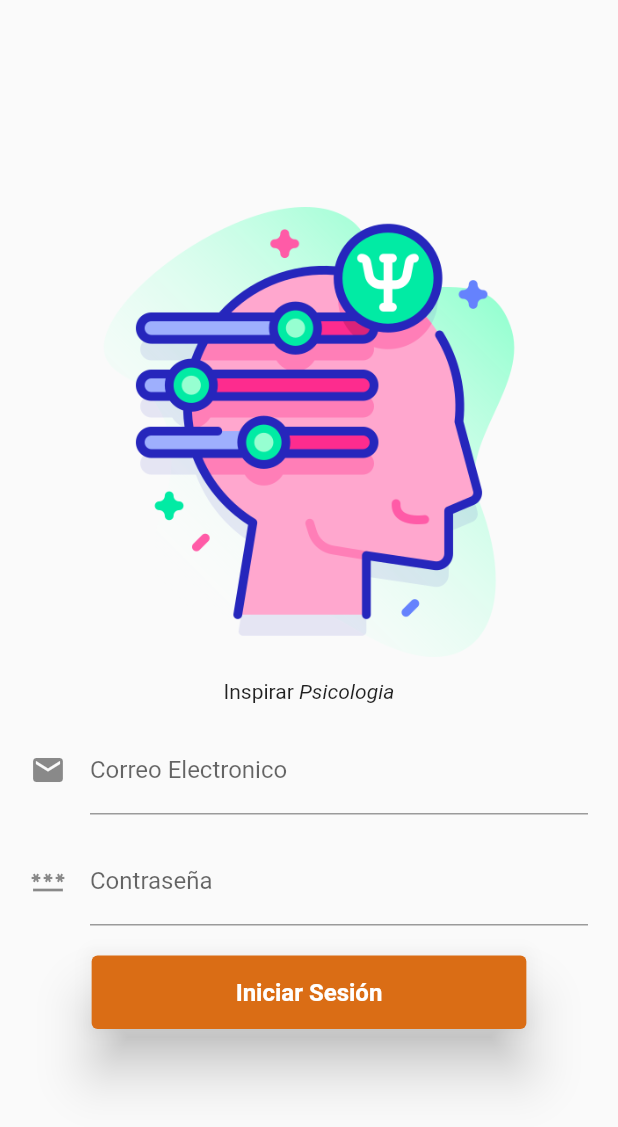
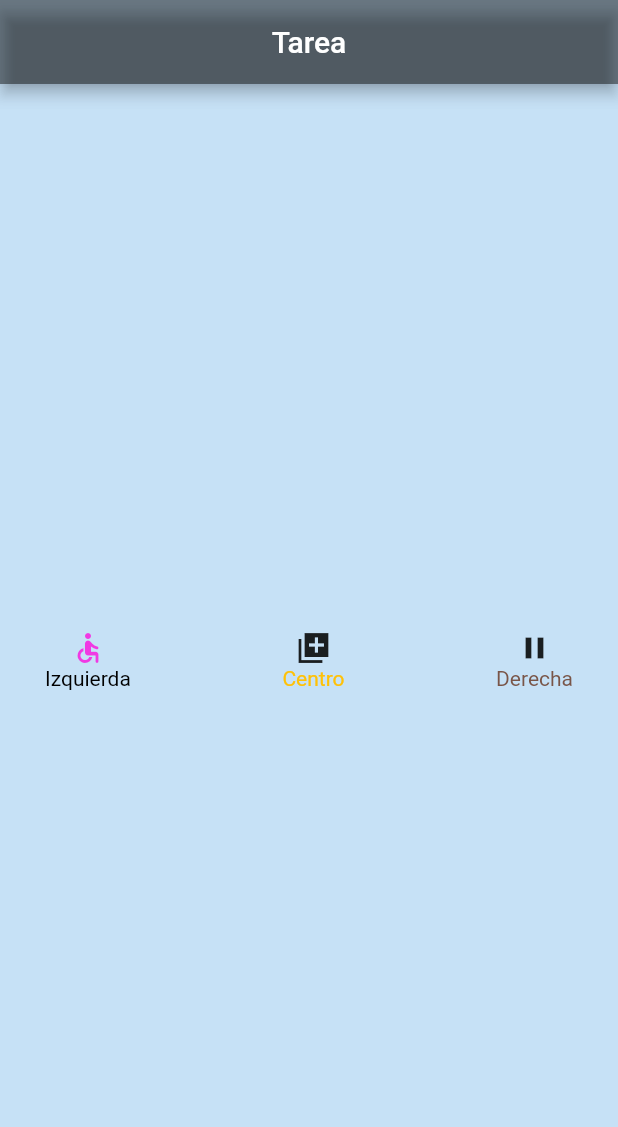
Before and after one commit to barloff2/inspirar_movil, a Flutter app: the screen it shows after launch, on a phone screen of 412 x 824 dp. Shown: the top 1127 px of the screen. Run offline on Flutter 3.47's test engine with Material 2 defaults, Android fonts, the light colour scheme and no system bars.

Commit message:
Tarea arbol

```diff
--- a/lib/main.dart
+++ b/lib/main.dart
@@ -1,5 +1,5 @@
 import 'package:flutter/material.dart';
-import 'package:inspirar_project/src/pages/login_page.dart';
+import 'src/arbol.dart';
 
 void main() {
   runApp(const MyApp());
@@ -12,62 +12,12 @@ class MyApp extends StatelessWidget {
   @override
   Widget build(BuildContext context) {
     return MaterialApp(
-      title: 'Flutter Demo',
       debugShowCheckedModeBanner: false,
+      title: 'Tarea',
       theme: ThemeData(
-        visualDensity: VisualDensity.adaptivePlatformDensity,
+        primarySwatch: Colors.blue,
       ),
-      initialRoute: LoginPage.id,
-      routes: {
-        LoginPage.id : (context) => LoginPage(),
-      }
+      home: const arbol(),
     );
   }
 }
-
-class MyHomePage extends StatefulWidget {
-  const MyHomePage({super.key, required this.title});
-
-  final String title;
-
-  @override
-  State<MyHomePage> createState() => _MyHomePageState();
-}
-
-class _MyHomePageState extends State<MyHomePage> {
-  int _counter = 0;
-
-  void _incrementCounter() {
-    setState(() {
-      _counter++;
-    });
-  }
-
-  @override
-  Widget build(BuildContext context) {
-    return Scaffold(
-      appBar: AppBar(
-        title: Text(widget.title),
-      ),
-      body: Center(
-        child: Column(
-          mainAxisAlignment: MainAxisAlignment.center,
-          children: <Widget>[
-            const Text(
-              'You have pushed the button this many times:',
-            ),
-            Text(
-              '$_counter',
-              style: Theme.of(context).textTheme.headlineMedium,
-            ),
-          ],
-        ),
-      ),
-      floatingActionButton: FloatingActionButton(
-        onPressed: _incrementCounter,
-        tooltip: 'Increment',
-        child: const Icon(Icons.add),
-      ),
-    );
-  }
-}
--- /dev/null
+++ b/lib/src/arbol.dart
@@ -0,0 +1,75 @@
+import 'package:flutter/material.dart';
+
+class arbol extends StatefulWidget {
+  const arbol({super.key});
+
+  @override
+  State<arbol> createState() => _arbolState();
+}
+
+class _arbolState extends State<arbol> {
+  @override
+  Widget build(BuildContext context) {
+    return Scaffold(
+      backgroundColor: Color.fromARGB(155, 162, 205, 240),
+      appBar: AppBar(
+        title: const Center(
+          child: Text("Tarea"),
+        ),
+        backgroundColor: Colors.black45,
+      ),
+      body: Container(
+        margin: EdgeInsets.all(30),
+        child: Row(
+          mainAxisAlignment: MainAxisAlignment.spaceBetween,
+          mainAxisSize: MainAxisSize.max,
+          children: [
+            Column(
+              mainAxisAlignment: MainAxisAlignment.center,
+              children: [
+                Icon(Icons.accessible_rounded,
+                    color: Color.fromARGB(190, 255, 0, 221)),
+                Container(
+                  child: const Text(
+                    "Izquierda",
+                    style: TextStyle(
+                        color: Color.fromARGB(255, 0, 0, 0),
+                        decorationStyle: TextDecorationStyle.dashed),
+                  ),
+                ),
+              ],
+            ),
+            Column(
+              mainAxisAlignment: MainAxisAlignment.center,
+              children: [
+                Icon(Icons.add_to_photos_sharp),
+                Container(
+                  child: const Text(
+                    "Centro",
+                    style: TextStyle(
+                        color: Colors.amber,
+                        decorationStyle: TextDecorationStyle.dotted),
+                  ),
+                ),
+              ],
+            ),
+            Column(
+              mainAxisAlignment: MainAxisAlignment.center,
+              children: [
+                Icon(Icons.pause_sharp),
+                Container(
+                  child: const Text(
+                    "Derecha",
+                    style: TextStyle(
+                        color: Colors.brown,
+                        decorationStyle: TextDecorationStyle.solid),
+                  ),
+                ),
+              ],
+            ),
+          ],
+        ),
+      ),
+    );
+  }
+}
--- a/lib/src/pages/login_page.dart
+++ /dev/null
@@ -1,121 +0,0 @@
-//import 'dart:html';
-
-import 'package:flutter/material.dart';
-
-class LoginPage extends StatefulWidget {
-  static String id = 'login_page';
-
-  @override
-  State<LoginPage> createState() => _LoginPageState();
-}
-
-class _LoginPageState extends State<LoginPage> {
-  @override
-  Widget build(BuildContext context) {
-    // ignore: prefer_const_constructors
-    return SafeArea(
-      child: Scaffold(
-          body: Center(
-            child: Column(
-              mainAxisAlignment: MainAxisAlignment.center,
-              children: [
-                Flexible(
-                  child: Image.asset('images/logo.png',
-                  height: 300.0,
-                  ),
-                ),
-                const SizedBox(height: 15.0,),
-                _titleHeader(),
-                const SizedBox(height: 15.0,),
-                _userTextField(),
-                const SizedBox(height: 15.0,),
-                _passwordTextField(),
-                const SizedBox(height: 20.0,),
-                _bottonLogin(),
-              ],
-            ),
-          ),
-        ),
-    );
-  }
-
-  Widget _userTextField() {
-    return StreamBuilder(
-      builder: (BuildContext context, AsyncSnapshot snapshot){
-        return Container(
-          padding: const EdgeInsets.symmetric(horizontal: 20.0),
-          child: TextField(
-            keyboardType: TextInputType.emailAddress,
-            decoration: const InputDecoration(
-              icon: Icon(Icons.email),
-              hintText: 'ejemplo@correo.com',
-              labelText: 'Correo Electronico',
-            ),
-            onChanged: (value){
-
-            },
-          )
-        );
-      }
-    );
-  }
-
-  Widget _passwordTextField() {
-    return StreamBuilder(
-      builder: (BuildContext context, AsyncSnapshot snapshot){
-        return Container(
-          padding: const EdgeInsets.symmetric(horizontal: 20.0),
-          child: TextField(
-            keyboardType: TextInputType.emailAddress,
-            obscureText: true,
-            decoration: const InputDecoration(
-              icon: Icon(Icons.password),
-              hintText: 'Contrasena',
-              labelText: 'Contraseña',
-            ),
-             onChanged: (value){
-
-            },
-          )
-        );
-      }
-    );
-  }
-  Widget _bottonLogin() {
-    return StreamBuilder(
-      builder: (BuildContext context, AsyncSnapshot snapshot){
-        return ElevatedButton(
-          style: ElevatedButton.styleFrom(
-            primary: const Color.fromARGB(255, 218, 109, 21),
-            elevation: 15.0,
-          ),
-          onPressed: (){} ,
-          child: Container(
-            padding: const EdgeInsets.symmetric(horizontal: 80.0, vertical: 15.0),
-            child: const Text('Iniciar Sesión',
-              style: TextStyle(
-                fontSize: 16.0,
-                fontWeight: FontWeight.bold
-              ),
-            ),
-          )
-        );
-      }
-    );
-  }
-
-  Widget _titleHeader(){
-    return StreamBuilder(
-      builder: (BuildContext context, AsyncSnapshot snapshot) {
-        return const Text.rich(
-          TextSpan(
-            text: 'Inspirar',
-            children: <TextSpan>[
-              TextSpan(text: ' Psicologia', style: TextStyle(fontStyle: FontStyle.italic)),
-            ]
-          ),
-        );
-      }
-    );
-  }
-}
--- a/pubspec.yaml
+++ b/pubspec.yaml
@@ -1,4 +1,4 @@
-name: inspirar_project
+name: arbol
 description: A new Flutter project.
 # The following line prevents the package from being accidentally published to
 # pub.dev using `flutter pub publish`. This is preferred for private packages.
@@ -19,7 +19,7 @@ publish_to: 'none' # Remove this line if you wish to publish to pub.dev
 version: 1.0.0+1
 
 environment:
-  sdk: '>=2.19.2 <3.0.0'
+  sdk: '>=2.19.6 <3.0.0'
 
 # Dependencies specify other packages that your package needs in order to work.
 # To automatically upgrade your package dependencies to the latest versions
@@ -62,8 +62,6 @@ flutter:
   # assets:
   #   - images/a_dot_burr.jpeg
   #   - images/a_dot_ham.jpeg
-  assets:
-    - images/logo.png
 
   # An image asset can refer to one or more resolution-specific "variants", see
   # https://flutter.dev/assets-and-images/#resolution-aware
```
Also changed, not shown: images/logo.png (deleted), pubspec.lock, 21 other files.
